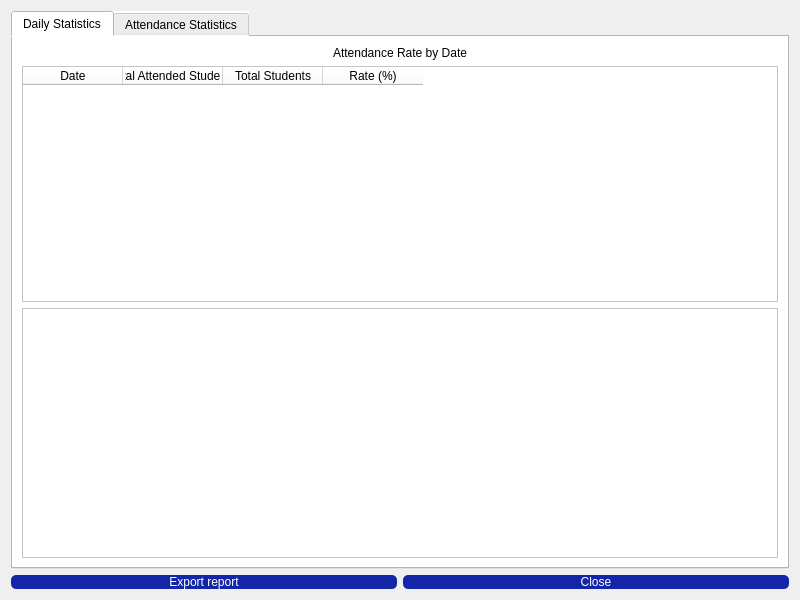
thaontp234112e/Project, file Face-Recogntion-PyQt/Face_Detection_PyQt_Final/statistic_window.ui: the form before one commit.
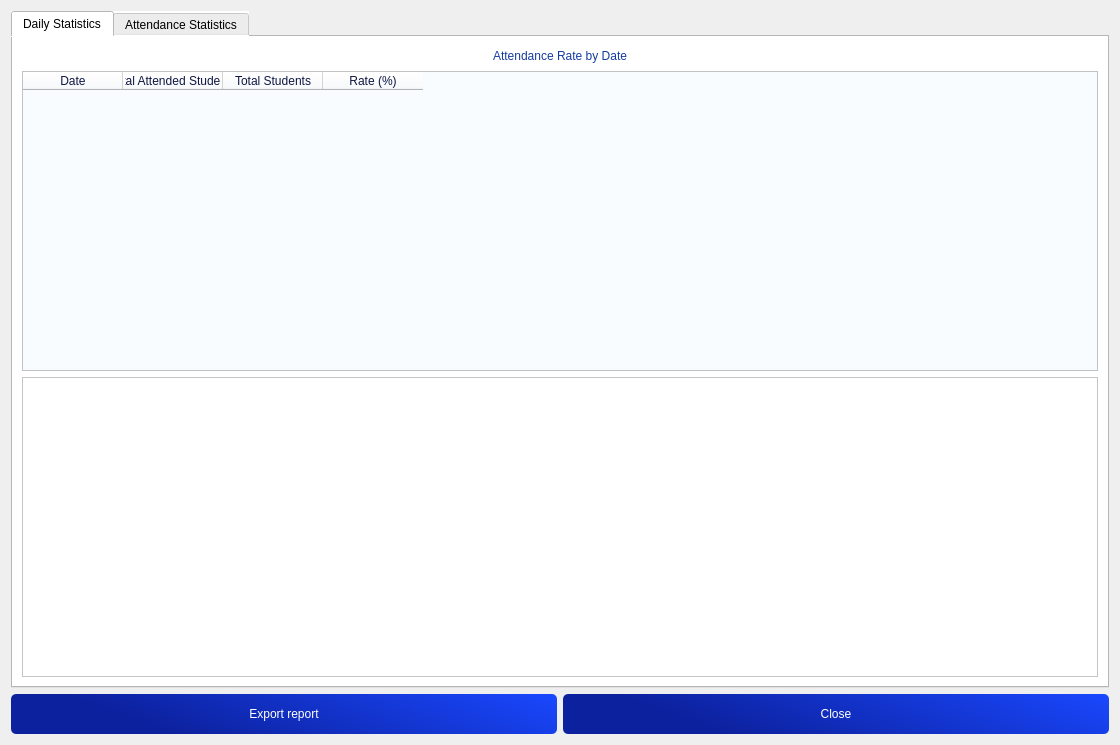
The form after the commit. Icons and pictures are not drawn.

```diff
--- a/Face-Recogntion-PyQt/Face_Detection_PyQt_Final/statistic_window.ui
+++ b/Face-Recogntion-PyQt/Face_Detection_PyQt_Final/statistic_window.ui
@@ -6,10 +6,16 @@
    <rect>
     <x>0</x>
     <y>0</y>
-    <width>800</width>
-    <height>600</height>
+    <width>1120</width>
+    <height>745</height>
    </rect>
   </property>
+  <property name="minimumSize">
+   <size>
+    <width>1120</width>
+    <height>745</height>
+   </size>
+  </property>
   <property name="windowTitle">
    <string>Attendance Statistics</string>
   </property>
@@ -34,6 +40,12 @@
       <layout class="QVBoxLayout" name="verticalLayout_2">
        <item>
         <widget class="QLabel" name="labelDateStats">
+         <property name="styleSheet">
+          <string notr="true">font: 12pt &quot;CocogooseProTrial Darkmode&quot;;
+color: rgb(21, 59, 160);
+padding:2px;
+</string>
+         </property>
          <property name="text">
           <string>Attendance Rate by Date</string>
          </property>
@@ -44,6 +56,24 @@
        </item>
        <item>
         <widget class="QTableWidget" name="tableWidgetDateStats">
+         <property name="minimumSize">
+          <size>
+           <width>0</width>
+           <height>200</height>
+          </size>
+         </property>
+         <property name="maximumSize">
+          <size>
+           <width>16777215</width>
+           <height>300</height>
+          </size>
+         </property>
+         <property name="styleSheet">
+          <string notr="true">background-color: rgb(249, 252, 255);
+color: rgb(14, 23, 67);
+font: 57 10pt &quot;Montserrat Medium&quot;;
+</string>
+         </property>
          <column>
           <property name="text">
            <string>Date</string>
@@ -71,7 +101,13 @@
          <property name="minimumSize">
           <size>
            <width>0</width>
-           <height>250</height>
+           <height>300</height>
+          </size>
+         </property>
+         <property name="maximumSize">
+          <size>
+           <width>16777215</width>
+           <height>300</height>
           </size>
          </property>
          <property name="frameShape">
@@ -181,13 +217,20 @@
     <layout class="QHBoxLayout" name="horizontalLayout_2">
      <item>
       <widget class="QPushButton" name="pushButtonExport">
+       <property name="minimumSize">
+        <size>
+         <width>0</width>
+         <height>40</height>
+        </size>
+       </property>
        <property name="styleSheet">
         <string notr="true">
 QPushButton {
-	background-color: rgb(19, 38, 167);
+ /* Màu nền mặc định */
+	background-color: qlineargradient(spread:pad, x1:0.134328, y1:0.182, x2:1, y2:0, stop:0 rgba(12, 33, 158, 255), stop:1 rgba(26, 72, 255, 255));
 	color: rgb(255, 255, 255);
     border-radius: 5px;
-	font: 81 12pt &quot;Montserrat ExtraBold&quot;;
+	font: 57 10pt &quot;Montserrat Medium&quot;;
 
 }
 
@@ -213,13 +256,20 @@
      </item>
      <item>
       <widget class="QPushButton" name="pushButtonClose">
+       <property name="minimumSize">
+        <size>
+         <width>0</width>
+         <height>40</height>
+        </size>
+       </property>
        <property name="styleSheet">
         <string notr="true">
 QPushButton {
-	background-color: rgb(19, 38, 167);
+ /* Màu nền mặc định */
+	background-color: qlineargradient(spread:pad, x1:0.134328, y1:0.182, x2:1, y2:0, stop:0 rgba(12, 33, 158, 255), stop:1 rgba(26, 72, 255, 255));
 	color: rgb(255, 255, 255);
     border-radius: 5px;
-	font: 81 12pt &quot;Montserrat ExtraBold&quot;;
+	font: 57 10pt &quot;Montserrat Medium&quot;;
 
 }
 
```
Left out of the diff: 34 changed lines with no effect on the pictures.
